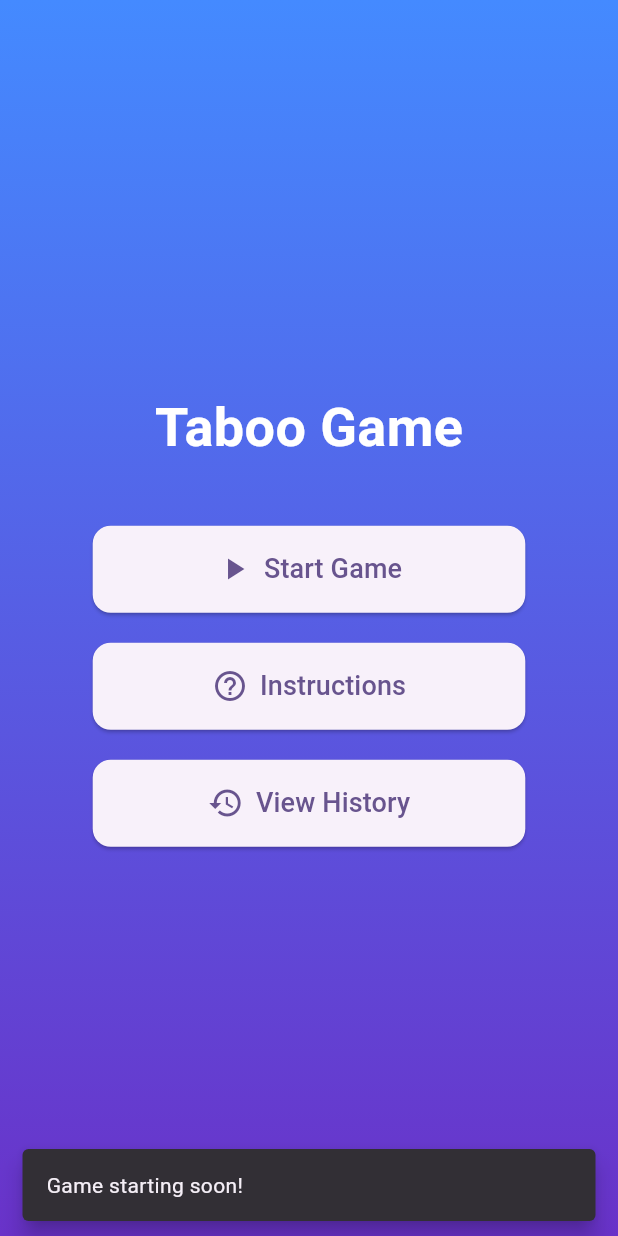
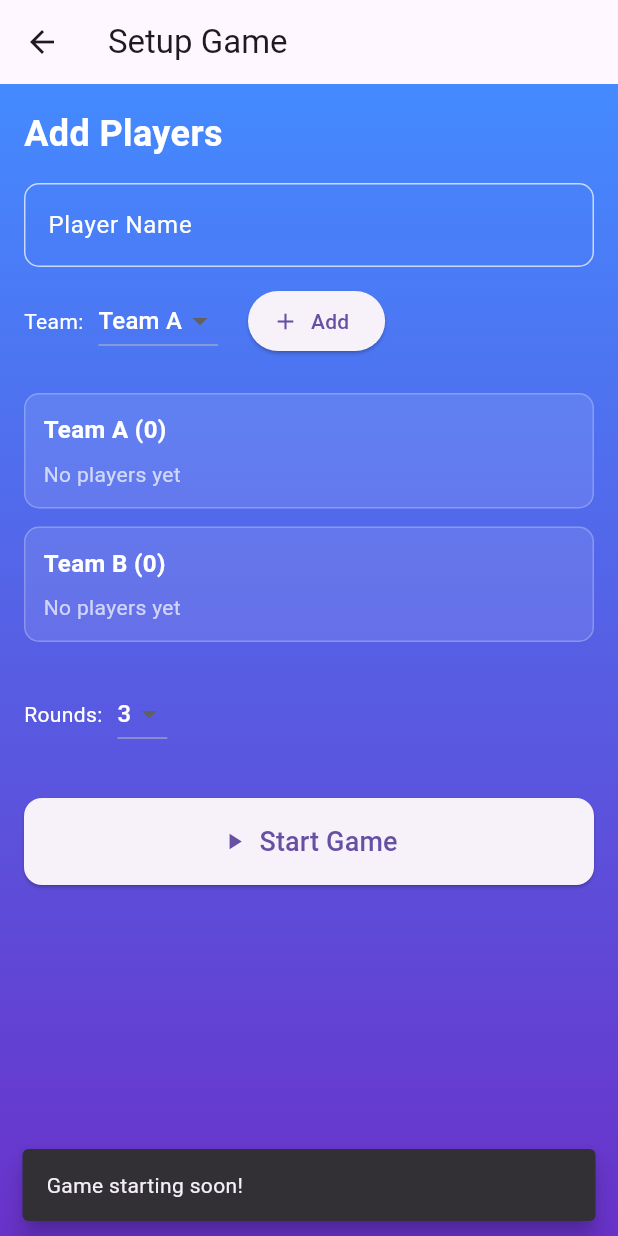
Before and after one commit to mirenq/taboo_game_604.23E, a Flutter app: the HomePage screen opened directly, after a tap on "Start Game", on a phone screen of 412 x 824 dp. Run offline on Flutter 3.47's test engine with Material 3 defaults, Android fonts, the phone set to English and light mode, and no system bars; our stand-ins replace sqflite; accounts and stored records are empty.

Commit message:
Add setup_page.dart, game_page.dart codes and modify home_page.dart for navigating SetupPage

```diff
--- a/lib/pages/home_page.dart
+++ b/lib/pages/home_page.dart
@@ -1,5 +1,7 @@
 import 'package:flutter/material.dart';
+import 'package:taboo_game_project/pages/setup_page.dart';
 import 'history_page.dart';
+import 'setup_page.dart';
 
 class HomePage extends StatelessWidget {
   const HomePage({super.key});
@@ -28,11 +30,7 @@ class HomePage extends StatelessWidget {
                 ),
               ),
               const SizedBox(height: 40),
-              _buildMenuButton(
-                context,
-                'Start Game',
-                Icons.play_arrow,
-                () {
+              _buildMenuButton(context, 'Start Game', Icons.play_arrow, () {
                 // Will be implemented by other team
                 ScaffoldMessenger.of(context).showSnackBar(
                   const SnackBar(
@@ -40,8 +38,11 @@ class HomePage extends StatelessWidget {
                     behavior: SnackBarBehavior.floating,
                   ),
                 );
-                },
-              ),
+                Navigator.push(
+                  context,
+                  MaterialPageRoute(builder: (context) => SetupPage()),
+                );
+              }),
               const SizedBox(height: 20),
               _buildMenuButton(
                 context,
@@ -76,10 +77,7 @@ class HomePage extends StatelessWidget {
       width: MediaQuery.of(context).size.width * 0.7,
       child: ElevatedButton.icon(
         icon: Icon(icon, size: 24),
-        label: Text(
-          text,
-          style: const TextStyle(fontSize: 18),
-        ),
+        label: Text(text, style: const TextStyle(fontSize: 18)),
         onPressed: onPressed,
         style: ElevatedButton.styleFrom(
           padding: const EdgeInsets.symmetric(vertical: 16),
@@ -94,7 +92,8 @@ class HomePage extends StatelessWidget {
   void _showInstructionsDialog(BuildContext context) {
     showDialog(
       context: context,
-      builder: (context) => AlertDialog(
+      builder:
+          (context) => AlertDialog(
             title: const Text('How to Play', textAlign: TextAlign.center),
             content: SingleChildScrollView(
               child: Column(
--- a/lib/pages/setup_page.dart
+++ b/lib/pages/setup_page.dart
@@ -0,0 +1,233 @@
+import 'package:flutter/material.dart';
+import 'game_page.dart';
+
+class SetupPage extends StatefulWidget {
+  const SetupPage({super.key});
+
+  @override
+  State<SetupPage> createState() => _SetupPageState();
+}
+
+class _SetupPageState extends State<SetupPage> {
+  final TextEditingController _nameController = TextEditingController();
+  List<String> teamA = [];
+  List<String> teamB = [];
+  String selectedTeam = 'A';
+  int roundCount = 3;
+
+  void _addPlayer() {
+    final name = _nameController.text.trim();
+    if (name.isNotEmpty) {
+      setState(() {
+        if (selectedTeam == 'A') {
+          teamA.add(name);
+        } else {
+          teamB.add(name);
+        }
+        _nameController.clear();
+      });
+    }
+  }
+
+  void _startGame() {
+    if (teamA.isNotEmpty && teamB.isNotEmpty) {
+      Navigator.push(
+        context,
+        MaterialPageRoute(
+          builder:
+              (context) =>
+                  GamePage(teamA: teamA, teamB: teamB, totalRounds: roundCount),
+        ),
+      );
+    } else {
+      ScaffoldMessenger.of(context).showSnackBar(
+        const SnackBar(
+          content: Text('Add players to both teams.'),
+          behavior: SnackBarBehavior.floating,
+        ),
+      );
+    }
+  }
+
+  @override
+  Widget build(BuildContext context) {
+    return Scaffold(
+      appBar: AppBar(title: const Text('Setup Game')),
+      body: Container(
+        decoration: const BoxDecoration(
+          gradient: LinearGradient(
+            colors: [Colors.blueAccent, Color.fromARGB(255, 105, 50, 201)],
+            begin: Alignment.topCenter,
+            end: Alignment.bottomCenter,
+          ),
+        ),
+        child: SafeArea(
+          child: LayoutBuilder(
+            builder: (context, constraints) {
+              return SingleChildScrollView(
+                padding: const EdgeInsets.all(16),
+                child: ConstrainedBox(
+                  constraints: BoxConstraints(minHeight: constraints.maxHeight),
+                  child: IntrinsicHeight(
+                    child: Column(
+                      crossAxisAlignment: CrossAxisAlignment.stretch,
+                      children: [
+                        const Text(
+                          'Add Players',
+                          style: TextStyle(
+                            fontSize: 24,
+                            fontWeight: FontWeight.bold,
+                            color: Colors.white,
+                          ),
+                        ),
+                        const SizedBox(height: 16),
+                        TextField(
+                          controller: _nameController,
+                          style: const TextStyle(color: Colors.white),
+                          decoration: InputDecoration(
+                            labelText: 'Player Name',
+                            labelStyle: const TextStyle(color: Colors.white),
+                            enabledBorder: OutlineInputBorder(
+                              borderSide: BorderSide(color: Colors.white70),
+                              borderRadius: BorderRadius.circular(10),
+                            ),
+                            focusedBorder: OutlineInputBorder(
+                              borderSide: BorderSide(color: Colors.white),
+                              borderRadius: BorderRadius.circular(10),
+                            ),
+                          ),
+                        ),
+                        const SizedBox(height: 12),
+                        Row(
+                          children: [
+                            const Text(
+                              'Team:',
+                              style: TextStyle(color: Colors.white),
+                            ),
+                            const SizedBox(width: 10),
+                            DropdownButton<String>(
+                              value: selectedTeam,
+                              dropdownColor: Colors.deepPurple[300],
+                              items:
+                                  ['A', 'B'].map((team) {
+                                    return DropdownMenuItem(
+                                      value: team,
+                                      child: Text(
+                                        'Team $team',
+                                        style: const TextStyle(
+                                          color: Colors.white,
+                                        ),
+                                      ),
+                                    );
+                                  }).toList(),
+                              onChanged:
+                                  (value) =>
+                                      setState(() => selectedTeam = value!),
+                            ),
+                            const SizedBox(width: 20),
+                            ElevatedButton.icon(
+                              icon: const Icon(Icons.add),
+                              label: const Text('Add'),
+                              onPressed: _addPlayer,
+                            ),
+                          ],
+                        ),
+                        const SizedBox(height: 24),
+                        _buildTeamList('Team A', teamA),
+                        const SizedBox(height: 12),
+                        _buildTeamList('Team B', teamB),
+                        const SizedBox(height: 24),
+                        Row(
+                          children: [
+                            const Text(
+                              'Rounds:',
+                              style: TextStyle(color: Colors.white),
+                            ),
+                            const SizedBox(width: 10),
+                            DropdownButton<int>(
+                              value: roundCount,
+                              dropdownColor: Colors.deepPurple[300],
+                              items:
+                                  [1, 3, 5, 7].map((n) {
+                                    return DropdownMenuItem(
+                                      value: n,
+                                      child: Text(
+                                        '$n',
+                                        style: const TextStyle(
+                                          color: Colors.white,
+                                        ),
+                                      ),
+                                    );
+                                  }).toList(),
+                              onChanged:
+                                  (value) =>
+                                      setState(() => roundCount = value!),
+                            ),
+                          ],
+                        ),
+                        const SizedBox(height: 32),
+                        SizedBox(
+                          width: MediaQuery.of(context).size.width * 0.7,
+                          child: ElevatedButton.icon(
+                            icon: const Icon(Icons.play_arrow),
+                            label: const Text(
+                              'Start Game',
+                              style: TextStyle(fontSize: 18),
+                            ),
+                            onPressed: _startGame,
+                            style: ElevatedButton.styleFrom(
+                              padding: const EdgeInsets.symmetric(vertical: 16),
+                              shape: RoundedRectangleBorder(
+                                borderRadius: BorderRadius.circular(12),
+                              ),
+                            ),
+                          ),
+                        ),
+                      ],
+                    ),
+                  ),
+                ),
+              );
+            },
+          ),
+        ),
+      ),
+    );
+  }
+
+  Widget _buildTeamList(String teamName, List<String> players) {
+    return Container(
+      width: double.infinity,
+      padding: const EdgeInsets.all(12),
+      decoration: BoxDecoration(
+        color: Colors.white.withOpacity(0.1),
+        border: Border.all(color: Colors.white24),
+        borderRadius: BorderRadius.circular(10),
+      ),
+      child: Column(
+        crossAxisAlignment: CrossAxisAlignment.start,
+        children: [
+          Text(
+            '$teamName (${players.length})',
+            style: const TextStyle(
+              fontSize: 16,
+              fontWeight: FontWeight.bold,
+              color: Colors.white,
+            ),
+          ),
+          const SizedBox(height: 8),
+          if (players.isEmpty)
+            const Text(
+              'No players yet',
+              style: TextStyle(color: Colors.white70),
+            )
+          else
+            ...players.map(
+              (name) =>
+                  Text('• $name', style: const TextStyle(color: Colors.white)),
+            ),
+        ],
+      ),
+    );
+  }
+}
```
Also changed, not shown: lib/main.dart (+10 -107 lines), lib/pages/game_page.dart (+77 -0 lines). Lines whose indentation alone changed are shown as unchanged.
